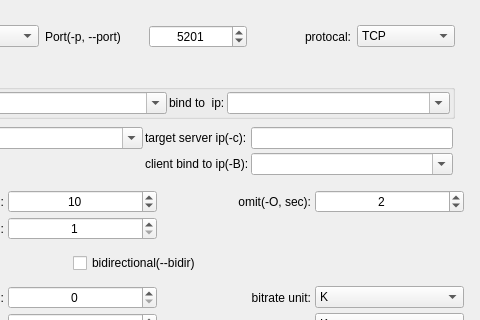
Qt form qiperfc/src/dlgiperf.ui (coolshou/qiperf) before a commit; both pictures show x 188 to 668 and y 0 to 320 of the 668 by 705 pixel window.
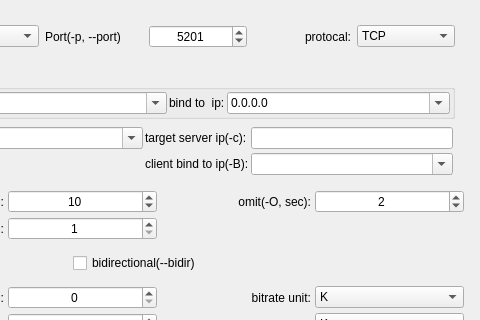
The same form after that commit. Icons and pictures are not drawn.

Commit message: add getJsonCfg/loadJsonCfg

What changed in the file:
```diff
--- a/qiperfc/src/dlgiperf.ui
+++ b/qiperfc/src/dlgiperf.ui
@@ -388,6 +388,11 @@
                  <property name="editable">
                   <bool>true</bool>
                  </property>
+                 <item>
+                  <property name="text">
+                   <string>0.0.0.0</string>
+                  </property>
+                 </item>
                 </widget>
                </item>
               </layout>
```
The commit also changes 2 other files.
